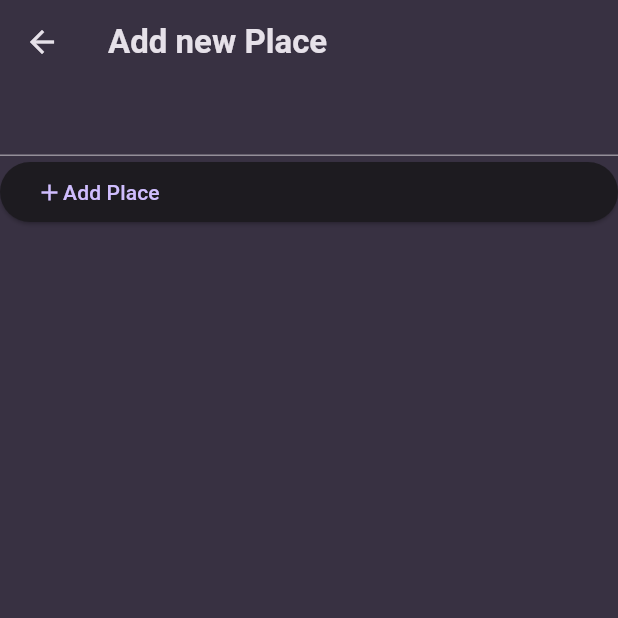
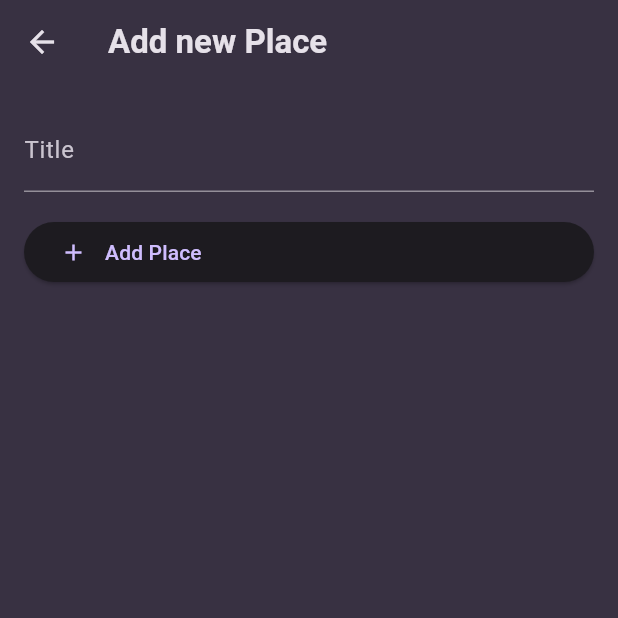
Before and after one commit to salvatoresalanitro/favorite_places_app, a Flutter app: the screen it shows after launch, after a tap on the "add" icon, on a phone screen of 412 x 824 dp, the top half of it. Run offline on Flutter 3.47's test engine with Material 3 defaults, Android fonts, the phone set to English and light mode, and no system bars; our stand-ins replace google_fonts.

Commit message:
rename class and create list of items

```diff
--- /dev/null
+++ b/lib/widgets/new_place_item.dart
@@ -0,0 +1,33 @@
+import 'package:flutter/material.dart';
+
+class NewPlaceitem extends StatelessWidget {
+  const NewPlaceitem({super.key});
+
+  @override
+  Widget build(BuildContext context) {
+    return Scaffold(
+      appBar: AppBar(title: Text('Add new Place')),
+      body: Padding(
+        padding: const EdgeInsets.all(16.0),
+        child: Column(
+          children: [
+            TextField(
+              decoration: InputDecoration(label: Text('Title')),
+            ),
+            const SizedBox(height: 16),
+            ElevatedButton(
+              onPressed: () {},
+              child: Row(
+                children: [
+                  Icon(Icons.add,),
+                  const SizedBox(width: 12),
+                  Text('Add Place'),
+                ],
+              ),
+            ),
+          ],
+        ),
+      ),
+    );
+  }
+}
--- a/lib/widgets/new_place_screen.dart
+++ /dev/null
@@ -1,25 +0,0 @@
-import 'package:flutter/material.dart';
-
-class NewPlaceScreen extends StatelessWidget {
-  const NewPlaceScreen({super.key});
-
-  @override
-  Widget build(BuildContext context) {
-    return Scaffold(
-      appBar: AppBar(title: Text('Add new Place')),
-      body: Expanded(
-        child: Column(
-          children: [
-            TextField(),
-            ElevatedButton(
-              onPressed: () {},
-              child: Row(
-                children: [Icon(Icons.add), Text('Add Place')],
-              ),
-            ),
-          ],
-        ),
-      ),
-    );
-  }
-}
--- a/lib/widgets/places_screen.dart
+++ b/lib/widgets/places_screen.dart
@@ -1,4 +1,4 @@
-import 'package:favorite_places_app/widgets/new_place_screen.dart';
+import 'package:favorite_places_app/widgets/new_place_item.dart';
 import 'package:flutter/material.dart';
 
 class PlacesScreen extends StatefulWidget {
@@ -9,12 +9,21 @@ class PlacesScreen extends StatefulWidget {
 }
 
 class _PlacesScreenState extends State<PlacesScreen> {
+  List<NewPlaceitem> _newPlaces = [];
 
-  void _addNewPlace() {
-    Navigator.push(
+  void _addNewPlace() async {
+    final newPlace = await Navigator.push(
       context,
-      MaterialPageRoute(builder: (ctx) => NewPlaceScreen()),
+      MaterialPageRoute(builder: (ctx) => NewPlaceitem()),
     );
+
+    if(newPlace == null) {
+      return;
+    }
+
+    setState(() {
+      _newPlaces.add(newPlace);
+    });
   }
 
   @override
```
